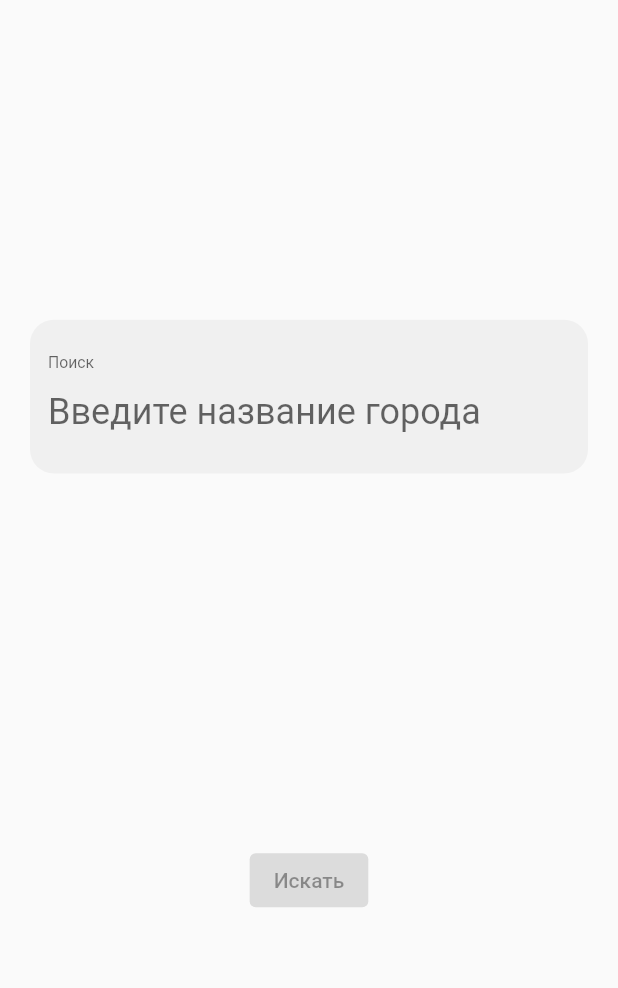
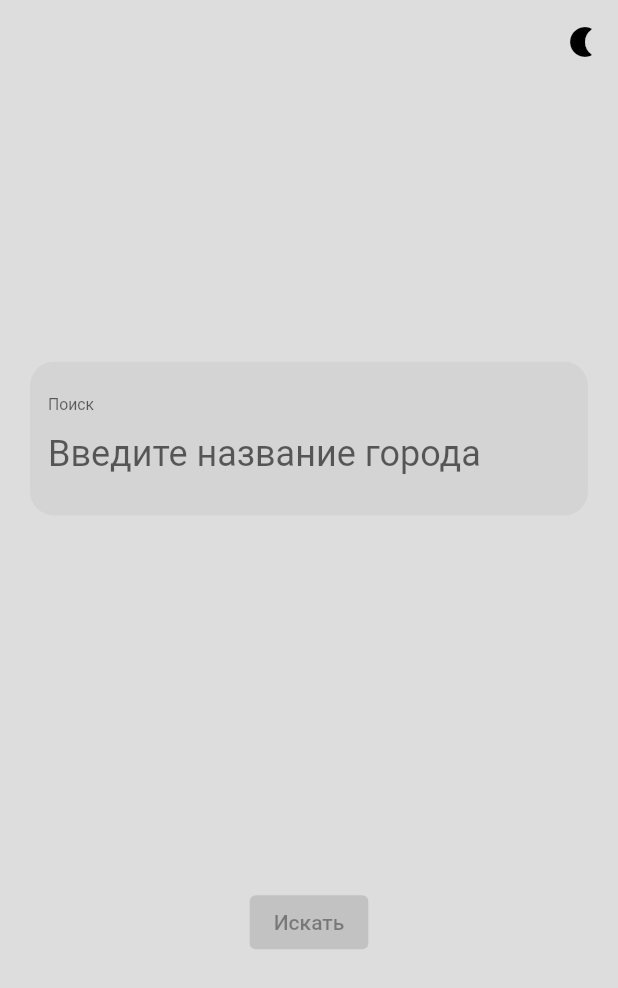
Before and after one commit to GwainePower/weather_flutter_bloc, a Flutter app: the screen it shows after launch, on a phone screen of 412 x 824 dp. Shown: the top 988 px of the screen. Run offline on Flutter 3.47's test engine with Material 2 defaults, Android fonts, the light colour scheme and no system bars; our stand-ins replace bloc, dio, flutter_bloc, google_fonts.

Commit message:
Added theming. On Search Screen you can use a button to change theme to dark and vise-versa. Added commentaries to several classes. Added Theme BloC - it manages and stores theme changes.

```diff
--- /dev/null
+++ b/lib/domain/bloc/theme_bloc.dart
@@ -0,0 +1,28 @@
+import 'package:bloc/bloc.dart';
+import 'package:flutter/material.dart';
+
+import '../../ui/app/app_themes.dart';
+
+// Данный блок отвечает за хранение состояния светлой или тёмной тем
+// и переключает его в зависимости от сохраненного состояния
+class ThemeBloc extends Bloc<ChangeThemeEvent, ThemeData> {
+  bool isLightThemeStored = true;
+  ThemeBloc() : super(AppThemes.light()) {
+    on<ChangeThemeEvent>(_changeThemeEvent);
+  }
+
+  void _changeThemeEvent(ChangeThemeEvent event, Emitter<ThemeData> emit) {
+    isLightThemeStored = !event.isLightTheme;
+    if (event.isLightTheme) {
+      emit(AppThemes.dark());
+    } else {
+      emit(AppThemes.light());
+    }
+  }
+}
+
+@immutable
+class ChangeThemeEvent {
+  final bool isLightTheme;
+  const ChangeThemeEvent(this.isLightTheme);
+}
--- a/lib/domain/bloc/weather_bloc.dart
+++ b/lib/domain/bloc/weather_bloc.dart
@@ -9,6 +9,11 @@ import '../../data/API/weather_api.dart';
 part 'weather_event.dart';
 part 'weather_state.dart';
 
+// Данный блок отвечает как за получение общих деталей погоды,
+// так и за получения массива по прогнозу погоды. По этой причине
+// он имеет два события. Состояние агрегатное - оно хранит как
+// общие детали погоды, так и массив прогноза погоды.
+// Изменение состояния происходит через методы copyWith и clearData
 class WeatherBloc extends Bloc<WeatherEvent, WeatherState> {
   final _api = WeatherApi();
   String _query = '';
--- /dev/null
+++ b/lib/ui/app/app_themes.dart
@@ -0,0 +1,108 @@
+import 'package:flutter/material.dart';
+import 'package:google_fonts/google_fonts.dart';
+
+class AppThemes {
+  // В данном классе хранятся светлая и тёмная темы для приложения
+  static TextTheme lightTextTheme = TextTheme(
+    bodyText1: GoogleFonts.openSans(
+      fontSize: 14.0,
+      fontWeight: FontWeight.w700,
+      color: Colors.black,
+    ),
+    headline1: GoogleFonts.openSans(
+      fontSize: 32.0,
+      fontWeight: FontWeight.bold,
+      color: Colors.black,
+    ),
+    headline2: GoogleFonts.openSans(
+      fontSize: 21.0,
+      fontWeight: FontWeight.w700,
+      color: Colors.black,
+    ),
+    headline3: GoogleFonts.openSans(
+      fontSize: 16.0,
+      fontWeight: FontWeight.w600,
+      color: Colors.black,
+    ),
+    headline6: GoogleFonts.openSans(
+      fontSize: 20.0,
+      fontWeight: FontWeight.w600,
+      color: Colors.black,
+    ),
+  );
+
+  static TextTheme darkTextTheme = TextTheme(
+    bodyText1: GoogleFonts.openSans(
+      fontSize: 14.0,
+      fontWeight: FontWeight.w700,
+      color: Colors.white,
+    ),
+    headline1: GoogleFonts.openSans(
+      fontSize: 32.0,
+      fontWeight: FontWeight.bold,
+      color: Colors.white,
+    ),
+    headline2: GoogleFonts.openSans(
+      fontSize: 21.0,
+      fontWeight: FontWeight.w700,
+      color: Colors.white,
+    ),
+    headline3: GoogleFonts.openSans(
+      fontSize: 16.0,
+      fontWeight: FontWeight.w600,
+      color: Colors.white,
+    ),
+    headline6: GoogleFonts.openSans(
+      fontSize: 20.0,
+      fontWeight: FontWeight.w600,
+      color: Colors.white,
+    ),
+  );
+
+  // В данном классе функции, возвращающие тёмную и светлую темы. Они статичны,
+  // поэтому в блоке вызываем сразу обращаемся к AppThemes и к одному из нижеприведенных
+  // методов
+  static ThemeData light() {
+    return ThemeData(
+      scaffoldBackgroundColor: const Color.fromARGB(255, 221, 221, 221),
+      brightness: Brightness.light,
+      appBarTheme: const AppBarTheme(
+        centerTitle: true,
+        elevation: 0,
+        foregroundColor: Colors.black,
+        backgroundColor: Color.fromARGB(255, 221, 221, 221),
+      ),
+      progressIndicatorTheme: const ProgressIndicatorThemeData(
+          color: Color.fromARGB(255, 46, 46, 46)),
+      elevatedButtonTheme: ElevatedButtonThemeData(
+        style: ElevatedButton.styleFrom(
+          foregroundColor: const Color.fromARGB(255, 51, 48, 78),
+          backgroundColor: const Color.fromARGB(255, 224, 224, 224),
+        ),
+      ),
+      textTheme: lightTextTheme,
+    );
+  }
+
+  static ThemeData dark() {
+    return ThemeData(
+      scaffoldBackgroundColor: Colors.grey[900],
+      brightness: Brightness.dark,
+      appBarTheme: AppBarTheme(
+        centerTitle: true,
+        elevation: 0,
+        foregroundColor: Colors.white,
+        backgroundColor: Colors.grey[900],
+      ),
+      progressIndicatorTheme: const ProgressIndicatorThemeData(
+          color: Color.fromARGB(255, 197, 197, 197)),
+      elevatedButtonTheme: ElevatedButtonThemeData(
+        style: ElevatedButton.styleFrom(
+          foregroundColor: const Color.fromARGB(255, 224, 224, 224),
+          backgroundColor: const Color.fromARGB(255, 51, 48, 78),
+        ),
+      ),
+      textTheme: darkTextTheme,
+    );
+  }
+}
--- a/lib/ui/app/weather_app.dart
+++ b/lib/ui/app/weather_app.dart
@@ -1,6 +1,7 @@
 import 'package:flutter/material.dart';
 import 'package:flutter_bloc/flutter_bloc.dart';
 
+import '../../domain/bloc/theme_bloc.dart';
 import '../../domain/bloc/weather_bloc.dart';
 import '../navigation/main_navigation.dart';
 
@@ -13,14 +14,29 @@ class WeatherApp extends StatelessWidget {
     // Создаем переменную с BloC погоды, оборачиваем приложение
     // в BlocProvider, так как на всех трёх страницах будет происходить
     // взаимодействие с ним
+    // Также в провайдер добавлена поддержка смены темы со светлой на тёмную
     final weatherBloc = WeatherBloc();
-    return BlocProvider(
-      create: (context) => weatherBloc,
-      child: MaterialApp(
-        debugShowCheckedModeBanner: false, // Убираем debug баннер
-        title: 'Weather Flutter BloC',
-        routes: _mainNavigation.routes,
-        initialRoute: RouteNames.search, // Стартовая страница - страница поиска
+    final themeBloc = ThemeBloc();
+    return MultiBlocProvider(
+      providers: [
+        BlocProvider(
+          create: (context) => weatherBloc,
+        ),
+        BlocProvider(
+          create: (context) => themeBloc,
+        ),
+      ],
+      child: BlocBuilder<ThemeBloc, ThemeData>(
+        builder: (context, state) {
+          return MaterialApp(
+            debugShowCheckedModeBanner: false, // Убираем debug баннер
+            title: 'Weather Flutter BloC',
+            theme: state,
+            routes: _mainNavigation.routes,
+            initialRoute:
+                RouteNames.search, // Стартовая страница - страница поиска
+          );
+        },
       ),
     );
   }
--- a/lib/ui/screens/search_screen.dart
+++ b/lib/ui/screens/search_screen.dart
@@ -1,12 +1,15 @@
 import 'package:flutter/material.dart';
 import 'package:flutter_bloc/flutter_bloc.dart';
 
+import '../../domain/bloc/theme_bloc.dart';
 import '../../domain/bloc/weather_bloc.dart';
 
 import '../navigation/main_navigation.dart';
 
 import '../widgets/search_error_widget.dart';
 
+// Экран поиска деталей о погоде по указанному городу.
+// Результаты и ошибки обрабатываются через WeatherBloc
 class SearchScreen extends StatefulWidget {
   const SearchScreen({Key? key}) : super(key: key);
 
@@ -16,7 +19,6 @@ class SearchScreen extends StatefulWidget {
 
 class _SearchScreenState extends State<SearchScreen> {
   String _query = '';
-
   final _searchTextFieldController = TextEditingController();
 
   @override
@@ -28,9 +30,22 @@ class _SearchScreenState extends State<SearchScreen> {
   @override
   Widget build(BuildContext context) {
     final weatherBloc = BlocProvider.of<WeatherBloc>(context);
+    final themeBloc = BlocProvider.of<ThemeBloc>(context);
     final deviceSize = MediaQuery.of(context).size;
     final themeData = Theme.of(context);
+    bool isDarkTheme = themeBloc.isLightThemeStored;
     return Scaffold(
+      appBar: AppBar(
+        actions: [
+          IconButton(
+            icon: const Icon(Icons.nightlight_rounded),
+            onPressed: () {
+              themeBloc.add(ChangeThemeEvent(isDarkTheme));
+              setState((() => isDarkTheme = !isDarkTheme));
+            },
+          )
+        ],
+      ),
       resizeToAvoidBottomInset: false,
       body: Center(
         child: Column(
--- a/lib/ui/widgets/search_error_widget.dart
+++ b/lib/ui/widgets/search_error_widget.dart
@@ -15,7 +15,7 @@ class SearchError extends StatelessWidget {
       children: [
         const CircleAvatar(
           radius: 50,
-          backgroundColor: Color.fromARGB(255, 245, 139, 139),
+          backgroundColor: Color.fromARGB(255, 100, 56, 56),
           child: Icon(
             Icons.warning_rounded,
             size: 50,
--- a/pubspec.yaml
+++ b/pubspec.yaml
@@ -14,6 +14,7 @@ dependencies:
   flutter:
     sdk: flutter
   flutter_bloc: ^8.1.1
+  google_fonts: ^3.0.1
   intl: ^0.17.0
   meta: ^1.8.0
 
```
Also changed, not shown: lib/ui/screens/forecast_screen.dart (+4 -3 lines), lib/ui/screens/weather_details_screen.dart (+3 -8 lines), pubspec.lock, 2 other files.
